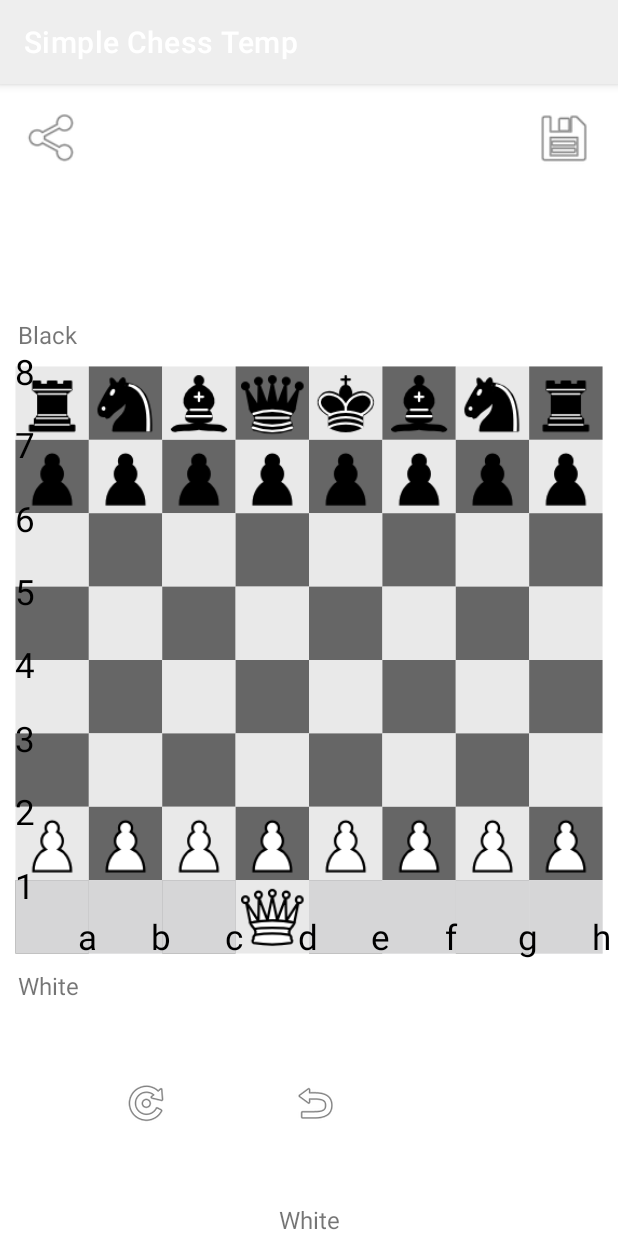
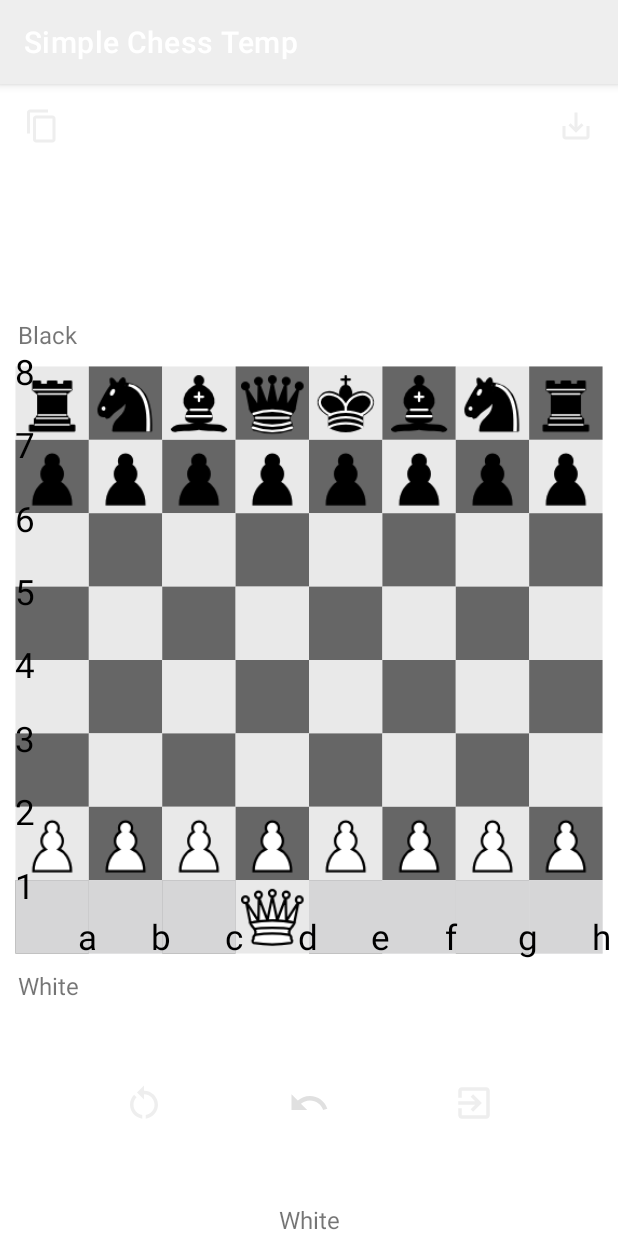
Before and after one commit to Dileep-raj/Simple-Chess-private, an Android app: the screen it shows after launch (GameActivity), after a tap on "New Game", on a phone screen of 412 x 824 dp. Run offline under Robolectric (Android 15) with nearby library versions, the phone set to English and light mode, and no system bars.

Commit message:
Added icons, converted ImageButtons to Buttons in GameActivity, fixed static variables issue

```diff
--- a/simplechess_temp/app/src/main/java/com/drdedd/simplechess_temp/BoardModel.java
+++ b/simplechess_temp/app/src/main/java/com/drdedd/simplechess_temp/BoardModel.java
@@ -22,7 +22,8 @@ public class BoardModel implements Serializable, Cloneable {
      */
     private HashSet<Piece> pieces = new HashSet<>();
     public final HashMap<String, Integer> resIDs = new HashMap<>();
-    private static King whiteKing, blackKing;
+
+    private King whiteKing = null, blackKing = null;
     public static Pawn enPassantPawn = null;
 //    private final String TAG = "BoardModel";
 
@@ -59,12 +60,14 @@ public class BoardModel implements Serializable, Cloneable {
             addPiece(new Knight(Player.BLACK, 7, 1 + i * 5, R.drawable.nb));
         }
 
+
 //        King and Queen pieces
         whiteKing = new King(Player.WHITE, 0, 4, R.drawable.kw);
         blackKing = new King(Player.BLACK, 7, 4, R.drawable.kb);
 
         addPiece(whiteKing);
         addPiece(new Queen(Player.WHITE, 0, 3, R.drawable.qw));
+
         addPiece(blackKing);
         addPiece(new Queen(Player.BLACK, 7, 3, R.drawable.qb));
 
@@ -75,11 +78,15 @@ public class BoardModel implements Serializable, Cloneable {
         }
     }
 
-    public static King getBlackKing() {
+    public King getBlackKing() {
+        if (blackKing == null)
+            for (Piece piece : pieces) if (piece.isKing() && !piece.isWhite()) return (King) piece;
         return blackKing;
     }
 
-    public static King getWhiteKing() {
+    public King getWhiteKing() {
+        if (whiteKing == null)
+            for (Piece piece : pieces) if (piece.isKing() && piece.isWhite()) return (King) piece;
         return whiteKing;
     }
 
@@ -181,10 +188,15 @@ public class BoardModel implements Serializable, Cloneable {
     @Override
     public BoardModel clone() {
         try {
-            BoardModel clone = (BoardModel) super.clone();
-            clone.pieces = new HashSet<>();
-            for (Piece piece : pieces) clone.pieces.add(piece.clone());
-            return clone;
+            BoardModel boardModelClone = (BoardModel) super.clone();
+
+            boardModelClone.pieces = new HashSet<>();
+            for (Piece piece : pieces) boardModelClone.pieces.add(piece.clone());
+
+            boardModelClone.whiteKing = (King) whiteKing.clone();
+            boardModelClone.blackKing = (King) blackKing.clone();
+
+            return boardModelClone;
         } catch (CloneNotSupportedException e) {
             throw new AssertionError();
         }
--- a/simplechess_temp/app/src/main/java/com/drdedd/simplechess_temp/GameActivity.java
+++ b/simplechess_temp/app/src/main/java/com/drdedd/simplechess_temp/GameActivity.java
@@ -10,8 +10,8 @@ import android.os.Bundle;
 import android.util.Log;
 import android.view.View;
 import android.view.WindowManager;
+import android.widget.Button;
 import android.widget.HorizontalScrollView;
-import android.widget.ImageButton;
 import android.widget.TextView;
 import android.widget.Toast;
 
@@ -22,6 +22,7 @@ import com.drdedd.simplechess_temp.GameData.BoardTheme;
 import com.drdedd.simplechess_temp.GameData.ChessState;
 import com.drdedd.simplechess_temp.GameData.DataManager;
 import com.drdedd.simplechess_temp.GameData.Rank;
+import com.drdedd.simplechess_temp.pieces.King;
 import com.drdedd.simplechess_temp.pieces.Pawn;
 import com.drdedd.simplechess_temp.pieces.Piece;
 
@@ -39,7 +40,7 @@ public class GameActivity extends AppCompatActivity implements BoardInterface {
     private PGN pgn;
     private BoardModel boardModel = null;
     private ChessBoard chessBoard;
-    private ImageButton btn_previous_move;
+    private Button btn_previous_move;
     private TextView PGN_textView, gameStateView, whiteName, blackName;
     private HorizontalScrollView horizontalScrollView;
     private DataManager dataManager;
@@ -96,20 +97,19 @@ public class GameActivity extends AppCompatActivity implements BoardInterface {
             boardModel = (BoardModel) dataManager.readObject(boardFile);
             pgn = (PGN) dataManager.readObject(PGNFile);
             boardModelStack = (Stack<BoardModel>) dataManager.readObject(stackFile);
-
         }
 
         if (boardModel == null || pgn == null) {
-//            boardModel = new BoardModel();
-//            boardModelStack = new Stack<>();
-//            boardModelStack.push(boardModel);
-//            pgn = new PGN(new StringBuilder(), "Simple chess", white, black, pgnDate.format(new Date()), ChessState.WHITETOPLAY);
-            reset();
+            boardModel = new BoardModel();
+            boardModelStack = new Stack<>();
+            boardModelStack.push(boardModel);
+            pgn = new PGN(new StringBuilder(), "Simple chess", white, black, pgnDate.format(new Date()), ChessState.WHITETOPLAY);
+//            reset();
         }
 
         gameState = pgn.getGameState();         //Get previous state from PGN
         pgn.setWhiteBlack(white, black);        //Set the white and the black players' names
-        PGN_textView.setText(pgn.getPGN());     //Update PGN in TextView
+        PGN_textView.setText(pgn.getFinalPGN());     //Update PGN in TextView
         theme = dataManager.getBoardTheme();    //Get theme from DataManager
 
         whiteName.setText(white);
@@ -158,13 +158,16 @@ public class GameActivity extends AppCompatActivity implements BoardInterface {
                 if (movingPiece != null)
                     if (movingPiece.getRank() == Rank.PAWN) if (Math.abs(fromRow - toRow) == 2) {
                         BoardModel.enPassantPawn = (Pawn) movingPiece;
-                        Log.d(TAG, "movePiece: En-passant Pawn: " + movingPiece.getPosition());
+//                        Log.d(TAG, "movePiece: En-passant Pawn: " + movingPiece.getPosition());
                     } else BoardModel.enPassantPawn = null;
+
                 saveGame();
                 pushToStack();
-                Log.d(TAG, "movePiece: Stack count: " + boardModelStack.size());
+//                Log.d(TAG, "movePiece: Current FEN: " + toFEN());
+//                Log.d(TAG, "movePiece: Stack count: " + boardModelStack.size());
             }
             btn_previous_move.setEnabled(pgn.lastMove() != null);
+            updatePGNView();
             return result;
         }
     }
@@ -178,20 +181,19 @@ public class GameActivity extends AppCompatActivity implements BoardInterface {
 
     public void addToPGN(Piece piece, String move) {
         pgn.addToPGN(piece, move);
-        PGN_textView.setText(pgn.getPGN());
-        horizontalScrollView.fullScroll(HorizontalScrollView.FOCUS_RIGHT);
+        updatePGNView();
     }
 
     public void reset() {
         boardModel = new BoardModel();
         pgn = new PGN(new StringBuilder(), "Simple chess", white, black, pgnDate.format(new Date()), ChessState.WHITETOPLAY);
-        Log.d(TAG, "reset: New PGN created " + pgnDate.format(new Date()));
         boardModelStack = new Stack<>();
         pushToStack();
+        Log.d(TAG, "reset: New PGN created " + pgnDate.format(new Date()));
         Log.d(TAG, "reset: initial BoardModel in stack: " + boardModel);
 //        pgn.resetPGN();
         gameState = pgn.getGameState();
-        PGN_textView.setText(pgn.getPGN());
+        PGN_textView.setText(pgn.getFinalPGN());
         btn_previous_move.setEnabled(pgn.lastMove() != null);
         showGameStateView();
         chessBoard.invalidate();
@@ -252,6 +254,7 @@ public class GameActivity extends AppCompatActivity implements BoardInterface {
     public void toggleGameState() {
         if (gameState == ChessState.WHITETOPLAY) gameState = ChessState.BLACKTOPLAY;
         else if (gameState == ChessState.BLACKTOPLAY) gameState = ChessState.WHITETOPLAY;
+        Log.d(TAG, "toggleGameState: GameState toggled");
         pgn.setGameState(gameState);
         showGameStateView();
     }
@@ -265,16 +268,58 @@ public class GameActivity extends AppCompatActivity implements BoardInterface {
     private void previousMove() {
         String move = pgn.removeLast();
         Log.d(TAG, "previousMove: BoardModel current : " + boardModel);
-        if (boardModelStack.size() >= 2) boardModelStack.pop();
+        if (boardModelStack.size() >= 2) {
+            boardModelStack.pop();
+            Log.d(TAG, "previousMove: popped previous model");
+            toggleGameState();
+            updatePGNView();
+        }
         boardModel = boardModelStack.peek();
         Log.d(TAG, "previousMove: BoardModel previous : " + boardModel + " \n count: " + boardModelStack.size());
         btn_previous_move.setEnabled(pgn.lastMove() != null);
         chessBoard.invalidate();
         saveGame();
         Log.d(TAG, "lastMove: " + move);
+        Log.d(TAG, "Current last move: " + pgn.lastMove());
     }
 
     private void pushToStack() {
         boardModelStack.push(boardModel.clone());
+        Log.d(TAG, "pushToStack: pushed current BoardModel to stack");
+    }
+
+    private String toFEN() {
+        StringBuilder FEN = new StringBuilder(boardModel.toFEN());
+        if (getGameState() == ChessState.WHITETOPLAY) FEN.append(" w");
+        else if (getGameState() == ChessState.BLACKTOPLAY) FEN.append(" b");
+
+        FEN.append(" ");
+
+        King whiteKing = boardModel.getWhiteKing();
+        King blackKing = boardModel.getBlackKing();
+
+        if (whiteKing != null) {
+            if (whiteKing.canShortCastle(this)) FEN.append('K');
+            if (whiteKing.canLongCastle(this)) FEN.append('Q');
+        }
+        if (blackKing != null) {
+            if (blackKing.canShortCastle(this)) FEN.append('k');
+            if (blackKing.canLongCastle(this)) FEN.append('q');
+        }
+
+        FEN.append(" ");
+
+        if (BoardModel.enPassantPawn != null) {
+            Pawn enPassantPawn = BoardModel.enPassantPawn;
+            FEN.append((char) (enPassantPawn.getPosition().charAt(1))).append(enPassantPawn.getRow() + 1 - enPassantPawn.direction);
+        }
+
+//        FEN.append(" - - ");
+        return String.valueOf(FEN);
+    }
+
+    private void updatePGNView() {
+        PGN_textView.setText(pgn.getFinalPGN());
+        horizontalScrollView.fullScroll(HorizontalScrollView.FOCUS_RIGHT);
     }
 }
--- a/simplechess_temp/app/src/main/java/com/drdedd/simplechess_temp/PGN.java
+++ b/simplechess_temp/app/src/main/java/com/drdedd/simplechess_temp/PGN.java
@@ -10,6 +10,7 @@ import androidx.annotation.NonNull;
 import androidx.annotation.RequiresApi;
 
 import com.drdedd.simplechess_temp.GameData.ChessState;
+import com.drdedd.simplechess_temp.pieces.King;
 import com.drdedd.simplechess_temp.pieces.Piece;
 
 import java.io.File;
@@ -98,11 +99,12 @@ public class PGN implements Serializable {
         result = "*";
     }
 
-    public String lastMove(){
+    public String lastMove() {
         return moves.peekLast();
     }
 
     public String removeLast() {
+//        Log.d(TAG, "removeLast: rem");
         if (!moves.isEmpty()) return moves.removeLast();
         return "";
     }
@@ -135,13 +137,17 @@ public class PGN implements Serializable {
     @NonNull
     @Override
     public String toString() {
+
+        return "[App \"" + app + "\"] [Date \"" + date + "\"] [White \"" + white + "\"] [Black \"" + black + "\"] [Result  \"" + result + "\"]" + getFinalPGN();
+    }
+
+    public String getFinalPGN() {
         StringBuilder finalPGN = new StringBuilder();
         for (int i = 0; i < moves.size(); i++) {
             if (i % 2 == 0) finalPGN.append(i / 2 + 1).append(". ");
             finalPGN.append(moves.get(i)).append(" ");
         }
-        Log.d(TAG, "toString: Final PGN: " + finalPGN);
-        return "[App \"" + app + "\"] [Date \"" + date + "\"] [White \"" + white + "\"] [Black \"" + black + "\"] [Result  \"" + result + "\"]" + pgn;
+        return finalPGN.toString();
     }
 
     public String toFEN(String boardFEN) {
--- a/simplechess_temp/app/src/main/java/com/drdedd/simplechess_temp/pieces/Pawn.java
+++ b/simplechess_temp/app/src/main/java/com/drdedd/simplechess_temp/pieces/Pawn.java
@@ -68,6 +68,6 @@ public class Pawn extends Piece {
     }
 
     public boolean canPromote() {
-        return row == lastRank;
+        return getRow() == lastRank;
     }
 }
--- a/simplechess_temp/app/src/main/java/com/drdedd/simplechess_temp/pieces/Piece.java
+++ b/simplechess_temp/app/src/main/java/com/drdedd/simplechess_temp/pieces/Piece.java
@@ -12,7 +12,7 @@ import java.util.Set;
 
 public abstract class Piece implements Serializable, Cloneable {
     private final Player player;
-    protected int col, row;
+    private int col, row;
     private final int resID;
     private final Rank rank;
     protected boolean moved;
--- /dev/null
+++ b/simplechess_temp/app/src/main/res/drawable/ic_copy.xml
@@ -0,0 +1,10 @@
+<vector xmlns:android="http://schemas.android.com/apk/res/android"
+    android:width="24dp"
+    android:height="24dp"
+    android:tint="@color/icon_tint"
+    android:viewportWidth="24"
+    android:viewportHeight="24">
+    <path
+        android:fillColor="@android:color/white"
+        android:pathData="M16,1L4,1c-1.1,0 -2,0.9 -2,2v14h2L4,3h12L16,1zM19,5L8,5c-1.1,0 -2,0.9 -2,2v14c0,1.1 0.9,2 2,2h11c1.1,0 2,-0.9 2,-2L21,7c0,-1.1 -0.9,-2 -2,-2zM19,21L8,21L8,7h11v14z" />
+</vector>
--- /dev/null
+++ b/simplechess_temp/app/src/main/res/drawable/ic_exit.xml
@@ -0,0 +1,11 @@
+<vector xmlns:android="http://schemas.android.com/apk/res/android"
+    android:width="24dp"
+    android:height="24dp"
+    android:autoMirrored="true"
+    android:tint="@color/icon_tint"
+    android:viewportWidth="24"
+    android:viewportHeight="24">
+    <path
+        android:fillColor="@android:color/white"
+        android:pathData="M10.09,15.59L11.5,17l5,-5 -5,-5 -1.41,1.41L12.67,11H3v2h9.67l-2.58,2.59zM19,3H5c-1.11,0 -2,0.9 -2,2v4h2V5h14v14H5v-4H3v4c0,1.1 0.89,2 2,2h14c1.1,0 2,-0.9 2,-2V5c0,-1.1 -0.9,-2 -2,-2z" />
+</vector>
--- /dev/null
+++ b/simplechess_temp/app/src/main/res/drawable/ic_restart.xml
@@ -0,0 +1,13 @@
+<vector xmlns:android="http://schemas.android.com/apk/res/android"
+    android:width="24dp"
+    android:height="24dp"
+    android:tint="@color/icon_tint"
+    android:viewportWidth="24"
+    android:viewportHeight="24">
+    <path
+        android:fillColor="@android:color/white"
+        android:pathData="M12,5V2L8,6l4,4V7c3.31,0 6,2.69 6,6c0,2.97 -2.17,5.43 -5,5.91v2.02c3.95,-0.49 7,-3.85 7,-7.93C20,8.58 16.42,5 12,5z" />
+    <path
+        android:fillColor="@android:color/white"
+        android:pathData="M6,13c0,-1.65 0.67,-3.15 1.76,-4.24L6.34,7.34C4.9,8.79 4,10.79 4,13c0,4.08 3.05,7.44 7,7.93v-2.02C8.17,18.43 6,15.97 6,13z" />
+</vector>
--- /dev/null
+++ b/simplechess_temp/app/src/main/res/drawable/ic_save.xml
@@ -0,0 +1,10 @@
+<vector xmlns:android="http://schemas.android.com/apk/res/android"
+    android:width="24dp"
+    android:height="24dp"
+    android:tint="@color/icon_tint"
+    android:viewportWidth="24"
+    android:viewportHeight="24">
+    <path
+        android:fillColor="@android:color/white"
+        android:pathData="M19,12v7L5,19v-7L3,12v7c0,1.1 0.9,2 2,2h14c1.1,0 2,-0.9 2,-2v-7h-2zM13,12.67l2.59,-2.58L17,11.5l-5,5 -5,-5 1.41,-1.41L11,12.67L11,3h2z" />
+</vector>
--- /dev/null
+++ b/simplechess_temp/app/src/main/res/drawable/ic_undo.xml
@@ -0,0 +1,11 @@
+<vector xmlns:android="http://schemas.android.com/apk/res/android"
+    android:width="24dp"
+    android:height="24dp"
+    android:autoMirrored="true"
+    android:tint="@color/icon_tint"
+    android:viewportWidth="24"
+    android:viewportHeight="24">
+    <path
+        android:fillColor="@android:color/white"
+        android:pathData="M12.5,8c-2.65,0 -5.05,0.99 -6.9,2.6L2,7v9h9l-3.62,-3.62c1.39,-1.16 3.16,-1.88 5.12,-1.88 3.54,0 6.55,2.31 7.6,5.5l2.37,-0.78C21.08,11.03 17.15,8 12.5,8z" />
+</vector>
--- a/simplechess_temp/app/src/main/res/layout/activity_game.xml
+++ b/simplechess_temp/app/src/main/res/layout/activity_game.xml
@@ -17,21 +17,21 @@
         app:layout_constraintStart_toStartOf="parent"
         app:layout_constraintTop_toTopOf="parent">
 
-        <ImageButton
+        <Button
             android:id="@+id/btn_copy_pgn"
-            android:layout_width="40dp"
-            android:layout_height="40dp"
-            android:background="@android:drawable/ic_menu_share"
+            android:layout_width="24dp"
+            android:layout_height="24dp"
+            android:background="@drawable/ic_copy"
             android:contentDescription="@string/copy_pgn"
             app:layout_constraintBottom_toBottomOf="parent"
             app:layout_constraintStart_toStartOf="parent"
             app:layout_constraintTop_toTopOf="parent" />
 
-        <ImageButton
+        <Button
             android:id="@+id/btn_export_pgn"
-            android:layout_width="40dp"
-            android:layout_height="40dp"
-            android:background="@android:drawable/ic_menu_save"
+            android:layout_width="24dp"
+            android:layout_height="24dp"
+            android:background="@drawable/ic_save"
             android:contentDescription="@string/export_pgn"
             app:layout_constraintBottom_toBottomOf="parent"
             app:layout_constraintEnd_toEndOf="parent"
@@ -104,33 +104,36 @@
         app:layout_constraintStart_toStartOf="parent"
         app:layout_constraintTop_toBottomOf="@+id/boardNameLayout">
 
-        <ImageButton
+        <Button
             android:id="@+id/btn_reset"
-            android:layout_width="wrap_content"
-            android:layout_height="wrap_content"
-            android:background="@android:drawable/ic_menu_rotate"
+            android:layout_width="28dp"
+            android:layout_height="28dp"
+            android:background="@drawable/ic_restart"
+            android:contentDescription="@string/reset_board"
             app:layout_constraintBottom_toBottomOf="parent"
             app:layout_constraintEnd_toStartOf="@+id/btn_previous_move"
             app:layout_constraintStart_toStartOf="parent"
             app:layout_constraintTop_toTopOf="parent"
             app:layout_constraintVertical_bias="0.5" />
 
-        <ImageButton
+        <Button
             android:id="@+id/btn_previous_move"
-            android:layout_width="wrap_content"
-            android:layout_height="wrap_content"
-            android:background="@android:drawable/ic_menu_revert"
+            android:layout_width="28dp"
+            android:layout_height="28dp"
+            android:background="@drawable/ic_undo"
+            android:contentDescription="@string/undo"
             app:layout_constraintBottom_toBottomOf="parent"
             app:layout_constraintEnd_toStartOf="@+id/btn_save_exit"
             app:layout_constraintStart_toEndOf="@+id/btn_reset"
             app:layout_constraintTop_toTopOf="parent"
             app:layout_constraintVertical_bias="0.5" />
 
-        <ImageButton
+        <Button
             android:id="@+id/btn_save_exit"
-            android:layout_width="wrap_content"
-            android:layout_height="wrap_content"
-            android:background="@android:drawable/stat_sys_upload"
+            android:layout_width="28dp"
+            android:layout_height="28dp"
+            android:background="@drawable/ic_exit"
+            android:contentDescription="@string/exit"
             app:layout_constraintBottom_toBottomOf="parent"
             app:layout_constraintEnd_toEndOf="parent"
             app:layout_constraintStart_toEndOf="@+id/btn_previous_move"
--- a/simplechess_temp/app/src/main/res/values/colors.xml
+++ b/simplechess_temp/app/src/main/res/values/colors.xml
@@ -12,6 +12,8 @@
     <color name="light_grey_text">#CCCCCC</color>
     <color name="piece_selection">#228B22</color>
     <color name="checked_square">#FF2222</color>
+
+    <color name="icon_tint">#FFFFFFFF</color>
 
     <color name="theme_green_light">#eeeed2</color>
     <color name="theme_green_dark">#769656</color>
--- a/simplechess_temp/app/src/main/res/values/strings.xml
+++ b/simplechess_temp/app/src/main/res/values/strings.xml
@@ -12,4 +12,5 @@
     <string name="copy_pgn">Copy PGN</string>
     <string name="export_pgn">Export PGN</string>
     <string name="full_screen">Full Screen</string>
+    <string name="undo">Undo</string>
 </resources>
```
Also changed, not shown: simplechess_temp/app/src/main/java/com/drdedd/simplechess_temp/ChessBoard.java (+14 -16 lines).
